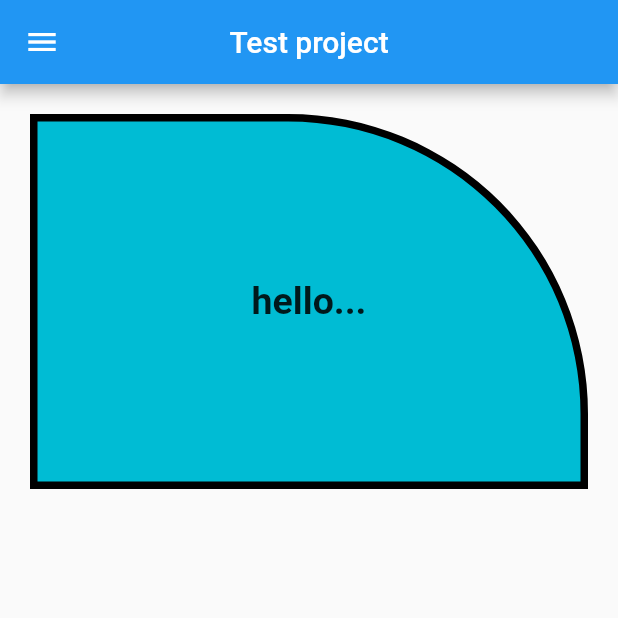
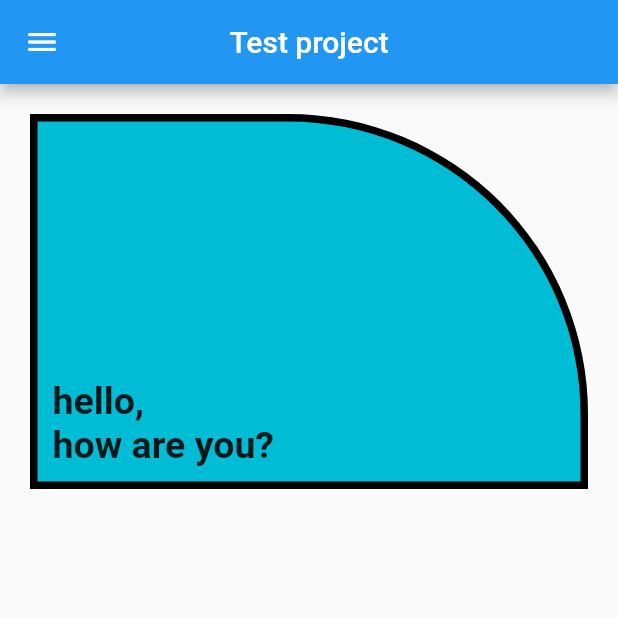
Before and after one commit to marzan999/Flutter_Practice, a Flutter app: the screen it shows after launch, on a phone screen of 412 x 824 dp, the top half of it. Run offline on Flutter 3.47's test engine with Material 2 defaults, Android fonts, the phone set to English and light mode, and no system bars.

Commit message:
Update home.dart

```diff
--- a/day3/container/lib/home.dart
+++ b/day3/container/lib/home.dart
@@ -14,7 +14,8 @@ class Home extends StatelessWidget {
         title: Text('Test project'),
       ),
       body: Container(
-        alignment: Alignment.center,
+        padding: EdgeInsets.fromLTRB(10, 0, 0, 10),
+        alignment: Alignment.bottomLeft,
         margin: EdgeInsets.all(20),
         height: 250,
         decoration: BoxDecoration(
@@ -24,8 +25,7 @@ class Home extends StatelessWidget {
               topRight: Radius.circular(200),
             )),
         child: Text(
-          'hello...',
-          textAlign: TextAlign.bottomLeft,
+          'hello,                                              how are you?',
           style: TextStyle(
             fontWeight: FontWeight.bold,
             fontSize: 25,
```
